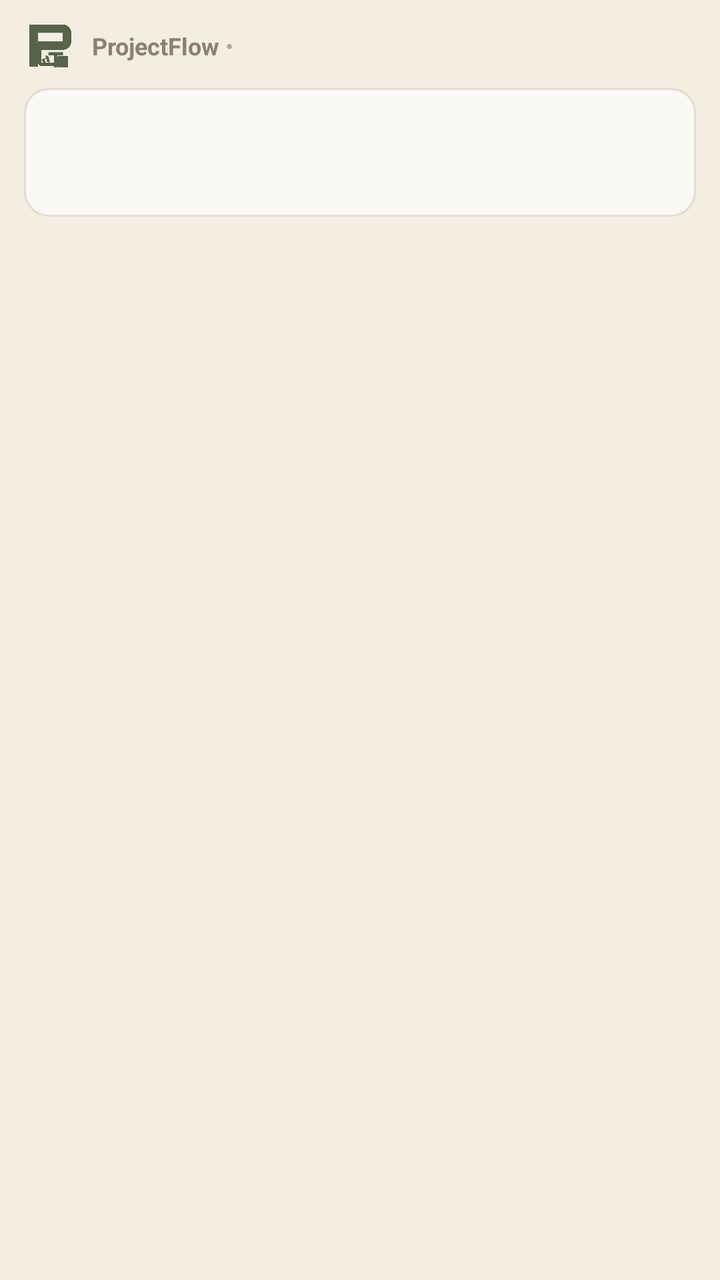
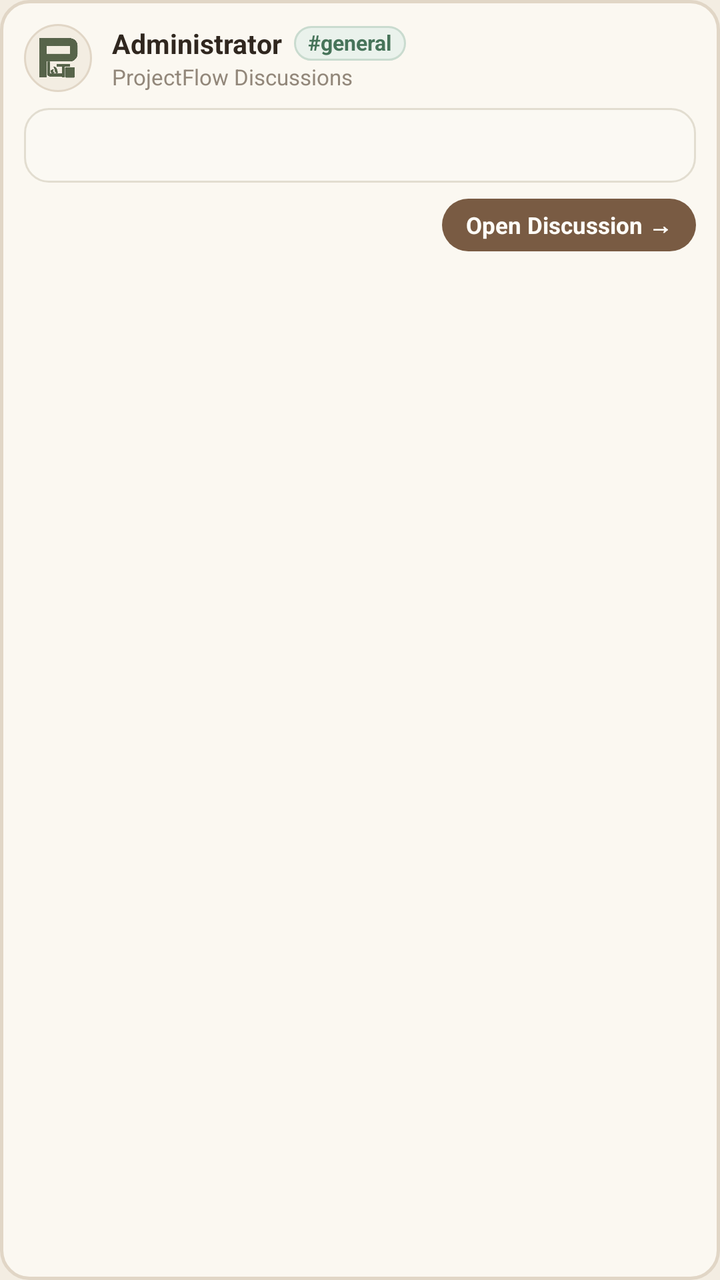

An Android layout rendered at two revisions. The XML below is the earlier revision; the diff shows what the commit changed to produce the second picture.
<!-- AndroidManifest.xml: application theme Theme.ProjectFlow -->
<!-- res/layout/notification_chat_expanded.xml -->
<?xml version="1.0" encoding="utf-8"?>
<LinearLayout xmlns:android="http://schemas.android.com/apk/res/android"
    android:id="@+id/rootNotifExpanded"
    android:layout_width="match_parent"
    android:layout_height="wrap_content"
    android:orientation="vertical"
    android:paddingStart="12dp"
    android:paddingTop="10dp"
    android:paddingEnd="12dp"
    android:paddingBottom="10dp">

    
    <LinearLayout
        android:layout_width="match_parent"
        android:layout_height="wrap_content"
        android:gravity="center_vertical"
        android:orientation="horizontal">

        <ImageView
            android:layout_width="26dp"
            android:layout_height="26dp"
            android:layout_marginEnd="8dp"
            android:contentDescription="Brand Logo"
            android:scaleType="fitCenter"
            android:src="@drawable/logo_clean" />

        <TextView
            android:layout_width="wrap_content"
            android:layout_height="wrap_content"
            android:text="ProjectFlow"
            android:textColor="#8C8072"
            android:textSize="12sp"
            android:textStyle="bold" />

        <TextView
            android:layout_width="wrap_content"
            android:layout_height="wrap_content"
            android:text=" • "
            android:textColor="#B0A695"
            android:textSize="12sp" />

        <TextView
            android:id="@+id/notifChannelExpanded"
            android:layout_width="wrap_content"
            android:layout_height="wrap_content"
            android:singleLine="true"
            android:textColor="#47745A"
            android:textSize="12.5sp"
            android:textStyle="bold" />

        <FrameLayout
            android:layout_width="0dp"
            android:layout_height="1dp"
            android:layout_weight="1" />

        <TextView
            android:id="@+id/notifTimeExpanded"
            android:layout_width="wrap_content"
            android:layout_height="wrap_content"
            android:textColor="#8C8072"
            android:textSize="11sp" />
    </LinearLayout>

    
    <LinearLayout
        android:layout_width="match_parent"
        android:layout_height="wrap_content"
        android:layout_marginTop="8dp"
        android:background="@drawable/bg_notif_bubble"
        android:orientation="vertical"
        android:padding="12dp">

        <TextView
            android:id="@+id/notifSenderExpanded"
            android:layout_width="match_parent"
            android:layout_height="wrap_content"
            android:textColor="#261E17"
            android:textSize="13.5sp"
            android:textStyle="bold" />

        <TextView
            android:id="@+id/notifMessageExpanded"
            android:layout_width="match_parent"
            android:layout_height="wrap_content"
            android:layout_marginTop="4dp"
            android:lineSpacingExtra="2dp"
            android:textColor="#403328"
            android:textSize="13sp" />
    </LinearLayout>

</LinearLayout>
<!-- resources referenced by this layout -->
<resources>
  <!-- drawable bg_notif_bubble (drawable) -->
  <?xml version="1.0" encoding="utf-8"?>
  <shape xmlns:android="http://schemas.android.com/apk/res/android"
      android:shape="rectangle">
      <solid android:color="#FBF9F3" />
      <stroke
          android:width="1dp"
          android:color="#E2DDD0" />
      <corners android:radius="12dp" />
  </shape>
  <!-- drawable logo_clean: png bitmap (drawable, 64411 bytes) -->
  <style name="Theme.ProjectFlow" parent="Theme.MaterialComponents.DayNight.NoActionBar">
          
          <item name="colorPrimary">@color/primary_earth</item>
          <item name="colorPrimaryVariant">@color/deep_earth</item>
          <item name="colorOnPrimary">@color/earth_raised</item>
  
          
          <item name="colorSecondary">@color/muted_clay</item>
          <item name="colorSecondaryVariant">@color/secondary_sand</item>
          <item name="colorOnSecondary">@color/text_main</item>
  
          
          <item name="colorPrimaryDark">#F4F2E9</item>
          <item name="android:windowDrawsSystemBarBackgrounds">true</item>
          <item name="android:statusBarColor">#F4F2E9</item>
          <item name="android:windowLightStatusBar">true</item>
  
          
          <item name="android:windowBackground">@color/earth_bg</item>
          <item name="colorSurface">@color/earth_surface</item>
          <item name="colorOnSurface">@color/text_main</item>
      </style>
  <color name="primary_earth">#795B43</color>
  <color name="deep_earth">#493628</color>
  <color name="earth_raised">#FFFDF8</color>
  <color name="muted_clay">#B69A78</color>
  <color name="secondary_sand">#D9C9B2</color>
  <color name="text_main">#30271F</color>
  <color name="earth_bg">#F3EDE2</color>
  <color name="earth_surface">#FBF8F1</color>
</resources>

<!-- the commit's change to res/layout/notification_chat_expanded.xml (unified diff, before → after) -->
@@ -3,11 +3,9 @@
     android:id="@+id/rootNotifExpanded"
     android:layout_width="match_parent"
     android:layout_height="wrap_content"
+    android:background="@drawable/bg_notif_card"
     android:orientation="vertical"
-    android:paddingStart="12dp"
-    android:paddingTop="10dp"
-    android:paddingEnd="12dp"
-    android:paddingBottom="10dp">
+    android:padding="12dp">
 
     
     <LinearLayout
@@ -16,45 +14,68 @@
         android:gravity="center_vertical"
         android:orientation="horizontal">
 
-        <ImageView
-            android:layout_width="26dp"
-            android:layout_height="26dp"
-            android:layout_marginEnd="8dp"
-            android:contentDescription="Brand Logo"
-            android:scaleType="fitCenter"
-            android:src="@drawable/logo_clean" />
+        <FrameLayout
+            android:layout_width="34dp"
+            android:layout_height="34dp"
+            android:background="@drawable/bg_notif_logo_circle">
+
+            <ImageView
+                android:layout_width="24dp"
+                android:layout_height="24dp"
+                android:layout_gravity="center"
+                android:contentDescription="ProjectFlow Logo"
+                android:scaleType="fitCenter"
+                android:src="@drawable/logo_clean" />
+        </FrameLayout>
+
+        <LinearLayout
+            android:layout_width="0dp"
+            android:layout_height="wrap_content"
+            android:layout_marginStart="10dp"
+            android:layout_weight="1"
+            android:orientation="vertical">
+
+            <LinearLayout
+                android:layout_width="wrap_content"
+                android:layout_height="wrap_content"
+                android:gravity="center_vertical"
+                android:orientation="horizontal">
+
+                <TextView
+                    android:id="@+id/notifExpandedSender"
+                    android:layout_width="wrap_content"
+                    android:layout_height="wrap_content"
+                    android:text="Administrator"
+                    android:textColor="#30271F"
+                    android:textSize="13.5sp"
+                    android:textStyle="bold" />
+
+                <TextView
+                    android:id="@+id/notifExpandedChannel"
+                    android:layout_width="wrap_content"
+                    android:layout_height="wrap_content"
+                    android:layout_marginStart="6dp"
+                    android:background="@drawable/bg_notif_tag"
+                    android:paddingStart="7dp"
+                    android:paddingTop="1dp"
+                    android:paddingEnd="7dp"
+                    android:paddingBottom="2dp"
+                    android:text="#general"
+                    android:textColor="#47745A"
+                    android:textSize="10.5sp"
+                    android:textStyle="bold" />
+            </LinearLayout>
+
+            <TextView
+                android:layout_width="wrap_content"
+                android:layout_height="wrap_content"
+                android:text="ProjectFlow Discussions"
+                android:textColor="#92877A"
+                android:textSize="11sp" />
+        </LinearLayout>
 
         <TextView
-            android:layout_width="wrap_content"
-            android:layout_height="wrap_content"
-            android:text="ProjectFlow"
-            android:textColor="#8C8072"
-            android:textSize="12sp"
-            android:textStyle="bold" />
-
-        <TextView
-            android:layout_width="wrap_content"
-            android:layout_height="wrap_content"
-            android:text=" • "
-            android:textColor="#B0A695"
-            android:textSize="12sp" />
-
-        <TextView
-            android:id="@+id/notifChannelExpanded"
-            android:layout_width="wrap_content"
-            android:layout_height="wrap_content"
-            android:singleLine="true"
-            android:textColor="#47745A"
-            android:textSize="12.5sp"
-            android:textStyle="bold" />
-
-        <FrameLayout
-            android:layout_width="0dp"
-            android:layout_height="1dp"
-            android:layout_weight="1" />
-
-        <TextView
-            android:id="@+id/notifTimeExpanded"
+            android:id="@+id/notifExpandedTime"
             android:layout_width="wrap_content"
             android:layout_height="wrap_content"
             android:textColor="#8C8072"
@@ -68,24 +89,39 @@
         android:layout_marginTop="8dp"
         android:background="@drawable/bg_notif_bubble"
         android:orientation="vertical"
-        android:padding="12dp">
+        android:padding="10dp">
 
         <TextView
-            android:id="@+id/notifSenderExpanded"
+            android:id="@+id/notifExpandedMessage"
             android:layout_width="match_parent"
             android:layout_height="wrap_content"
-            android:textColor="#261E17"
-            android:textSize="13.5sp"
-            android:textStyle="bold" />
+            android:lineSpacingExtra="2dp"
+            android:maxLines="5"
+            android:textColor="#30271F"
+            android:textSize="12.5sp" />
+    </LinearLayout>
+
+    
+    <LinearLayout
+        android:layout_width="match_parent"
+        android:layout_height="wrap_content"
+        android:layout_marginTop="8dp"
+        android:gravity="end|center_vertical"
+        android:orientation="horizontal">
 
         <TextView
-            android:id="@+id/notifMessageExpanded"
-            android:layout_width="match_parent"
+            android:id="@+id/btnOpenChat"
+            android:layout_width="wrap_content"
             android:layout_height="wrap_content"
-            android:layout_marginTop="4dp"
-            android:lineSpacingExtra="2dp"
-            android:textColor="#403328"
-            android:textSize="13sp" />
+            android:background="@drawable/bg_notif_action_btn"
+            android:paddingStart="12dp"
+            android:paddingTop="5dp"
+            android:paddingEnd="12dp"
+            android:paddingBottom="5dp"
+            android:text="Open Discussion →"
+            android:textColor="#FFFDF8"
+            android:textSize="11.5sp"
+            android:textStyle="bold" />
     </LinearLayout>
 
 </LinearLayout>
<!-- resource entries referenced after the edit -->
@@ -1,5 +1,12 @@
 <!-- resources referenced by this layout -->
 <resources>
+  <!-- drawable bg_notif_action_btn (drawable) -->
+  <?xml version="1.0" encoding="utf-8"?>
+  <shape xmlns:android="http://schemas.android.com/apk/res/android"
+      android:shape="rectangle">
+      <solid android:color="#795B43" />
+      <corners android:radius="16dp" />
+  </shape>
   <!-- drawable bg_notif_bubble (drawable) -->
   <?xml version="1.0" encoding="utf-8"?>
   <shape xmlns:android="http://schemas.android.com/apk/res/android"
@@ -9,6 +16,35 @@
           android:width="1dp"
           android:color="#E2DDD0" />
       <corners android:radius="12dp" />
+  </shape>
+  <!-- drawable bg_notif_card (drawable) -->
+  <?xml version="1.0" encoding="utf-8"?>
+  <shape xmlns:android="http://schemas.android.com/apk/res/android"
+      android:shape="rectangle">
+      <solid android:color="#FBF8F1" />
+      <corners android:radius="14dp" />
+      <stroke
+          android:width="1.5dp"
+          android:color="#E1D6C6" />
+  </shape>
+  <!-- drawable bg_notif_logo_circle (drawable) -->
+  <?xml version="1.0" encoding="utf-8"?>
+  <shape xmlns:android="http://schemas.android.com/apk/res/android"
+      android:shape="oval">
+      <solid android:color="#F3EDE2" />
+      <stroke
+          android:width="1dp"
+          android:color="#E1D6C6" />
+  </shape>
+  <!-- drawable bg_notif_tag (drawable) -->
+  <?xml version="1.0" encoding="utf-8"?>
+  <shape xmlns:android="http://schemas.android.com/apk/res/android"
+      android:shape="rectangle">
+      <solid android:color="#EAF2EC" />
+      <corners android:radius="10dp" />
+      <stroke
+          android:width="1dp"
+          android:color="#C9DBCF" />
   </shape>
   <!-- drawable logo_clean: png bitmap (drawable, 64411 bytes) -->
   <style name="Theme.ProjectFlow" parent="Theme.MaterialComponents.DayNight.NoActionBar">
